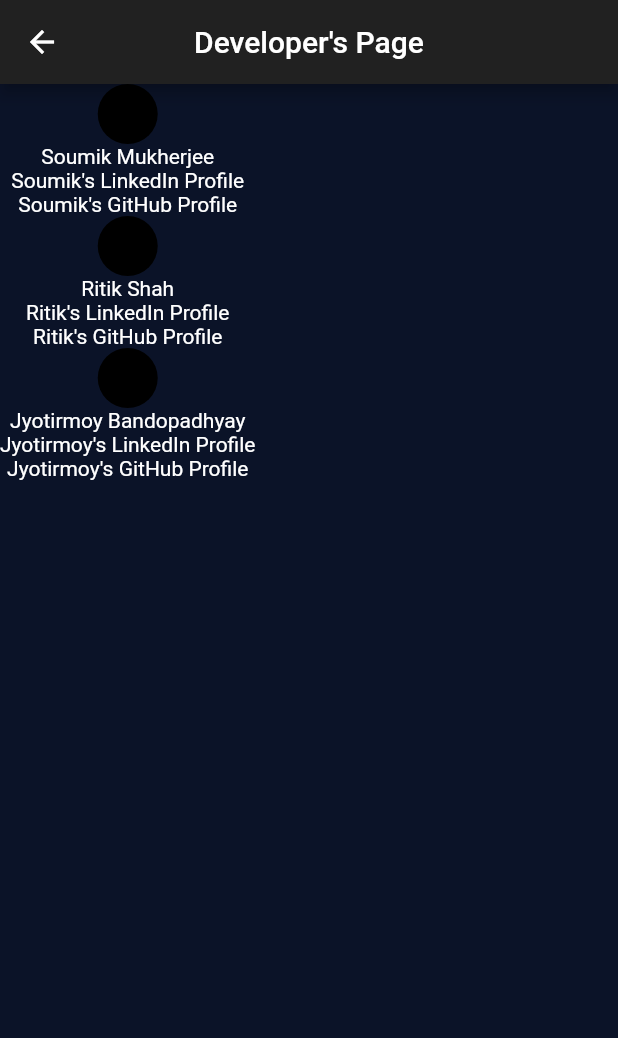
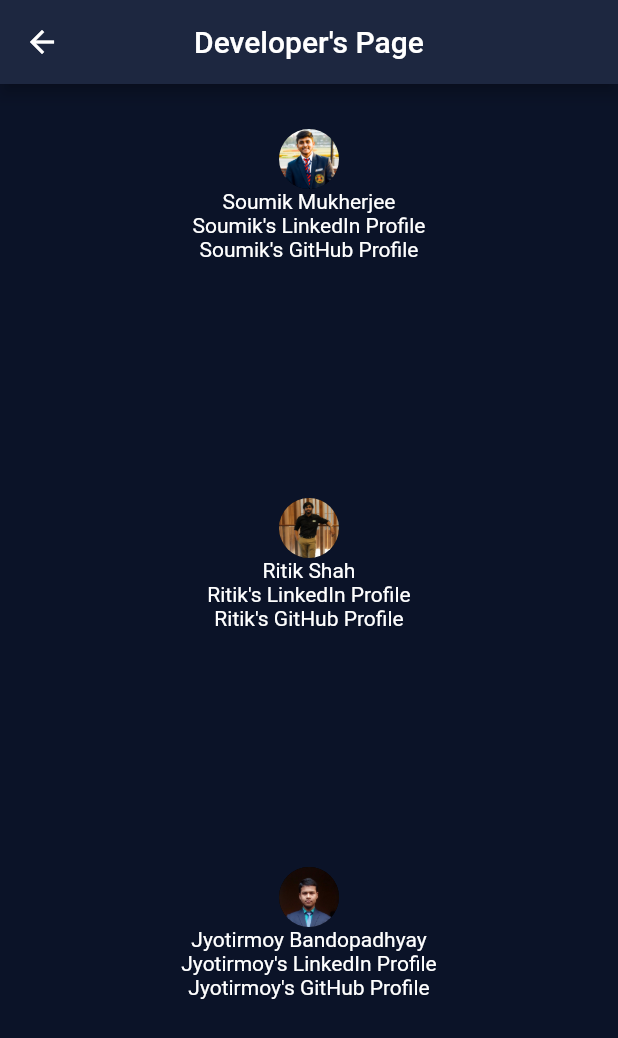
Before and after one commit to CoDi-YaPa/Messiah, a Flutter app: the DevelopersPage screen opened directly, on a phone screen of 412 x 824 dp. Shown: the top 1038 px of the screen. Run offline on Flutter 3.47's test engine with Material 2 defaults, Android fonts, the light colour scheme and no system bars; our stand-ins replace auto_size_text.

Commit message:
added the images to the developer's page

```diff
--- a/messiah_app/lib/Screens/DevelopersPage.dart
+++ b/messiah_app/lib/Screens/DevelopersPage.dart
@@ -17,43 +17,61 @@
     final double fontScale = MediaQuery.of(context).textScaleFactor;
     return Scaffold(
       appBar: AppBar(
+        backgroundColor: Color(0xFF1D2740),
         centerTitle: true,
         title: Text("Developer's Page"),
       ),
       body: SafeArea(
+        child: Center(
           child: Column(
             children: [
+              SizedBox(
+                height: 30.0,
+              ),
               Container(
+                child: Expanded(
                   child: Column(
                     children: [
-                  CircleAvatar(),
+                      CircleAvatar(
+                        backgroundImage: AssetImage('images/sm.jpg'),
+                      ),
                       Text('Soumik Mukherjee'),
                       Text("Soumik's LinkedIn Profile"),
                       Text("Soumik's GitHub Profile"),
                     ],
                   ),
                 ),
+              ),
               Container(
+                child: Expanded(
                   child: Column(
                     children: [
-                  CircleAvatar(),
+                      CircleAvatar(
+                        backgroundImage: AssetImage('images/rs.jpg'),
+                      ),
                       Text('Ritik Shah'),
                       Text("Ritik's LinkedIn Profile"),
                       Text("Ritik's GitHub Profile"),
                     ],
                   ),
                 ),
+              ),
               Container(
+                child: Expanded(
                   child: Column(
                     children: [
-                  CircleAvatar(),
+                      CircleAvatar(
+                        backgroundImage: AssetImage('images/jb.jpg'),
+                      ),
                       Text('Jyotirmoy Bandopadhyay'),
                       Text("Jyotirmoy's LinkedIn Profile"),
                       Text("Jyotirmoy's GitHub Profile"),
                     ],
                   ),
                 ),
+              ),
             ],
+          ),
         ),
       ),
     );
```
Also changed, not shown: messiah_app/pubspec.yaml (+3 -56 lines), messiah_app/images/jb.jpg (added), messiah_app/images/rs.jpg (added), messiah_app/images/sm.jpg (added). Lines whose indentation alone changed are shown as unchanged.
